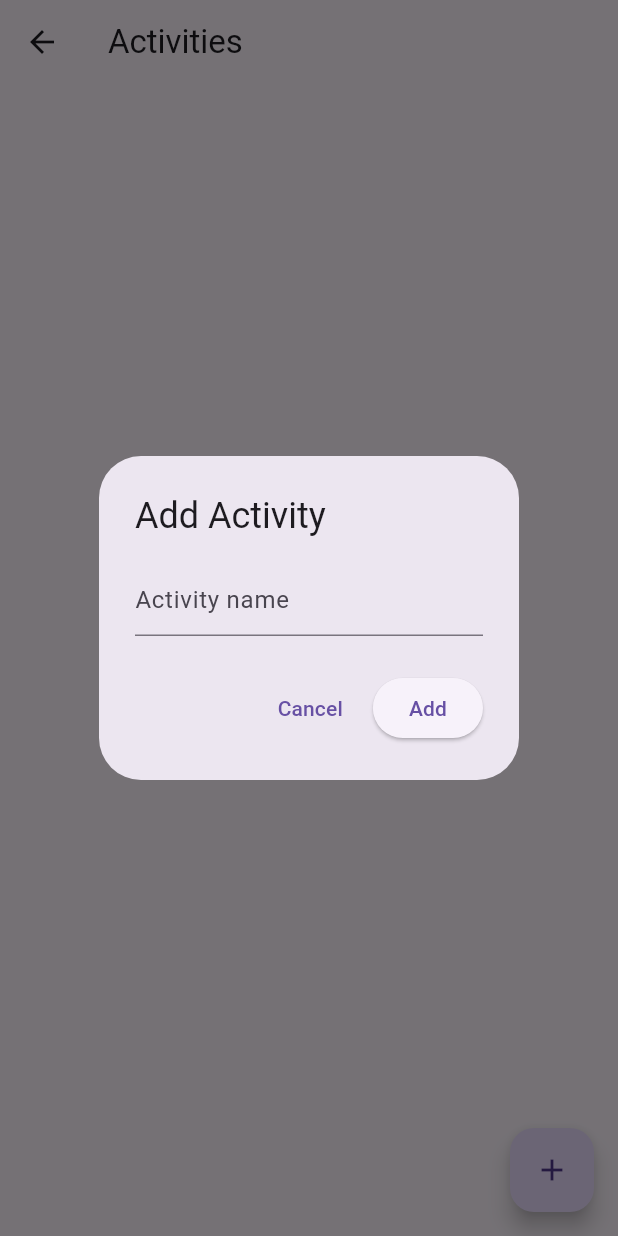
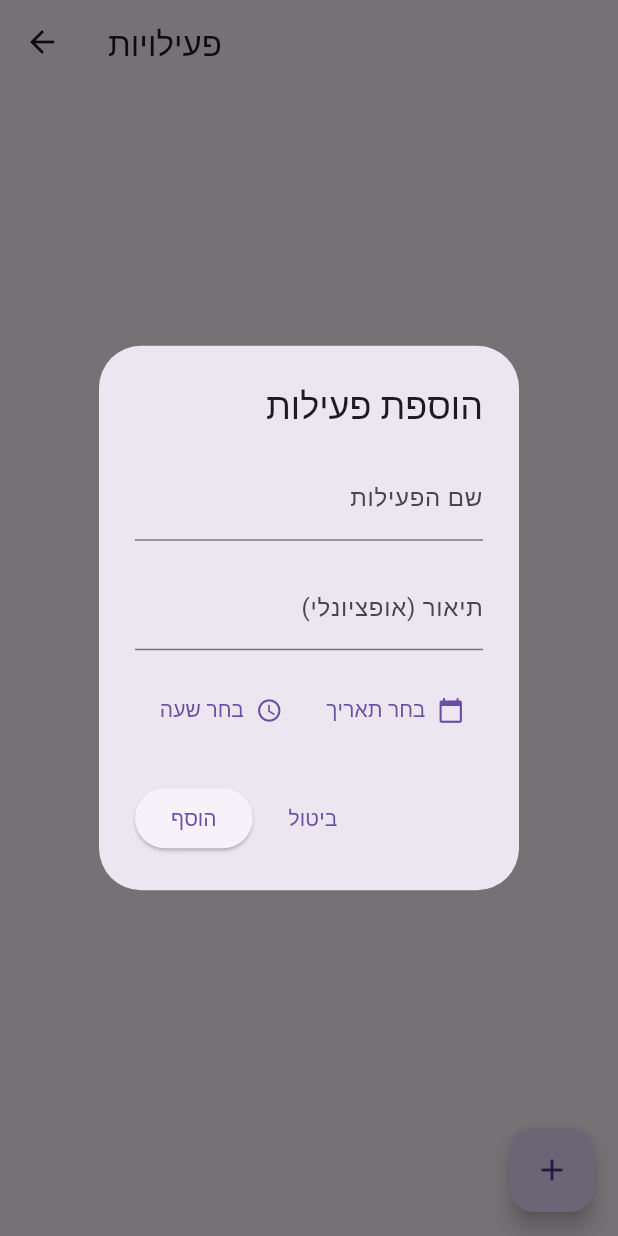
Before and after one commit to ZionAmar/mytrip_flutter_app, a Flutter app: the ActivitiesScreen screen opened by its route, after a tap on the "add" icon, on a phone screen of 412 x 824 dp. Run offline on Flutter 3.47's test engine with Material 3 defaults, Android fonts, the phone set to English and light mode, and no system bars; our stand-ins replace shared_preferences; accounts and stored records are empty.

Commit message:
Implement complete Activities screen

```diff
--- /dev/null
+++ b/lib/models/activity_model.dart
@@ -0,0 +1,40 @@
+import 'package:flutter/material.dart';
+
+class Activity {
+  String name;
+  String? description; // שדה אופציונלי
+  DateTime date;
+  TimeOfDay startTime;
+  bool isDone;
+
+  Activity({
+    required this.name,
+    this.description,
+    required this.date,
+    required this.startTime,
+    this.isDone = false, // ערך ברירת מחדל
+  });
+
+  // המרה מאובייקט ל-Map (כדי לשמור כ-JSON)
+  Map<String, dynamic> toJson() {
+    return {
+      'name': name,
+      'description': description,
+      'date': date.toIso8601String(), // המרת תאריך לטקסט
+      'startTime': '${startTime.hour}:${startTime.minute}', // המרת שעה לטקסט
+      'isDone': isDone,
+    };
+  }
+
+  // המרה מ-Map לאובייקט (כדי לקרוא מ-JSON)
+  factory Activity.fromJson(Map<String, dynamic> json) {
+    final timeParts = json['startTime'].split(':');
+    return Activity(
+      name: json['name'],
+      description: json['description'],
+      date: DateTime.parse(json['date']),
+      startTime: TimeOfDay(hour: int.parse(timeParts[0]), minute: int.parse(timeParts[1])),
+      isDone: json['isDone'],
+    );
+  }
+}
--- a/lib/screens/activities_screen.dart
+++ b/lib/screens/activities_screen.dart
@@ -1,6 +1,8 @@
 import 'package:flutter/material.dart';
+import 'package:intl/intl.dart' show DateFormat;
 import 'package:shared_preferences/shared_preferences.dart';
-import 'dart:convert'; // For encoding/decoding List<String>
+import 'dart:convert';
+import '../models/activity_model.dart';
 
 class ActivitiesScreen extends StatefulWidget {
   @override
@@ -8,72 +10,30 @@ class ActivitiesScreen extends StatefulWidget {
 }
 
 class _ActivitiesScreenState extends State<ActivitiesScreen> {
-  List<String> _activities = [];
-  final TextEditingController _controller = TextEditingController();
+  List<Activity> _activities = [];
 
   @override
   void initState() {
     super.initState();
-    _loadActivities(); // Load from local storage when screen opens
+    _loadActivities();
   }
 
-  // Load the activities from SharedPreferences
   Future<void> _loadActivities() async {
     final prefs = await SharedPreferences.getInstance();
-    final String? storedList = prefs.getString('activities');
-    if (storedList != null) {
+    final String? activitiesString = prefs.getString('activities_list');
+    if (activitiesString != null) {
+      final List<dynamic> jsonList = jsonDecode(activitiesString);
       setState(() {
-        _activities = List<String>.from(jsonDecode(storedList));
+        _activities = jsonList.map((jsonItem) => Activity.fromJson(jsonItem)).toList();
       });
     }
   }
 
-  // Save the activities to SharedPreferences
   Future<void> _saveActivities() async {
     final prefs = await SharedPreferences.getInstance();
-    await prefs.setString('activities', jsonEncode(_activities));
-  }
-
-  void _showActivityDialog({String? existingText, int? index}) {
-    _controller.text = existingText ?? '';
-
-    showDialog(
-      context: context,
-      builder:
-          (_) => AlertDialog(
-            title: Text(
-              existingText == null ? 'Add Activity' : 'Edit Activity',
-            ),
-            content: TextField(
-              controller: _controller,
-              decoration: InputDecoration(hintText: 'Activity name'),
-            ),
-            actions: [
-              TextButton(
-                onPressed: () => Navigator.pop(context),
-                child: Text('Cancel'),
-              ),
-              ElevatedButton(
-                onPressed: () {
-                  final text = _controller.text.trim();
-                  if (text.isNotEmpty) {
-                    setState(() {
-                      if (existingText == null) {
-                        _activities.add(text);
-                      } else {
-                        _activities[index!] = text;
-                      }
-                    });
-                    _saveActivities();
-                  }
-                  Navigator.pop(context);
-                  _controller.clear();
-                },
-                child: Text(existingText == null ? 'Add' : 'Save'),
-              ),
-            ],
-          ),
-    );
+    final List<Map<String, dynamic>> jsonList =
+    _activities.map((activity) => activity.toJson()).toList();
+    await prefs.setString('activities_list', jsonEncode(jsonList));
   }
 
   void _deleteActivity(int index) {
@@ -83,42 +43,181 @@ class _ActivitiesScreenState extends State<ActivitiesScreen> {
     _saveActivities();
   }
 
+  // --- UI and Dialog Logic ---
+
+// הדבק את הקוד המתוקן הזה במקום כל הפונקציה הקיימת של _showActivityDialog
+  void _showActivityDialog({Activity? existingActivity, int? index}) {
+    final _nameController = TextEditingController(text: existingActivity?.name);
+    final _descriptionController =
+    TextEditingController(text: existingActivity?.description);
+
+    DateTime? _selectedDate = existingActivity?.date;
+    TimeOfDay? _selectedTime = existingActivity?.startTime;
+
+    showDialog(
+      context: context,
+      builder: (_) {
+        return StatefulBuilder(
+          builder: (context, setDialogState) {
+            Future<void> _pickDate() async {
+              final DateTime? pickedDate = await showDatePicker(
+                context: context,
+                initialDate: _selectedDate ?? DateTime.now(),
+                firstDate: DateTime(2020),
+                lastDate: DateTime(2030),
+              );
+              if (pickedDate != null && pickedDate != _selectedDate) {
+                setDialogState(() {
+                  _selectedDate = pickedDate;
+                });
+              }
+            }
+
+            Future<void> _pickTime() async {
+              final TimeOfDay? pickedTime = await showTimePicker(
+                context: context,
+                initialTime: _selectedTime ?? TimeOfDay.now(),
+              );
+              if (pickedTime != null && pickedTime != _selectedTime) {
+                setDialogState(() {
+                  _selectedTime = pickedTime;
+                });
+              }
+            }
+
+            // התיקון נמצא כאן - עוטפים את התוכן ב-Directionality
+            return Directionality(
+              textDirection: TextDirection.rtl,
+              child: AlertDialog(
+                title: Text(existingActivity == null
+                    ? 'הוספת פעילות'
+                    : 'עריכת פעילות'),
+                content: SingleChildScrollView(
+                  child: Column(
+                    mainAxisSize: MainAxisSize.min,
+                    children: [
+                      TextField(
+                        controller: _nameController,
+                        decoration: InputDecoration(
+                          labelText: 'שם הפעילות',
+                          hintText: 'לדוגמה: ביקור במוזיאון',
+                        ),
+                        // אין צורך ב-textDirection כאן יותר
+                      ),
+                      SizedBox(height: 16),
+                      TextField(
+                        controller: _descriptionController,
+                        decoration: InputDecoration(
+                          labelText: 'תיאור (אופציונלי)',
+                          hintText: 'פרטים נוספים',
+                        ),
+                        // אין צורך ב-textDirection כאן יותר
+                      ),
+                      SizedBox(height: 16),
+                      Row(
+                        mainAxisAlignment: MainAxisAlignment.spaceAround,
+                        children: [
+                          TextButton.icon(
+                            icon: Icon(Icons.calendar_today),
+                            label: Text(_selectedDate == null
+                                ? 'בחר תאריך'
+                                : DateFormat('dd/MM/yyyy')
+                                .format(_selectedDate!)),
+                            onPressed: _pickDate,
+                          ),
+                          TextButton.icon(
+                            icon: Icon(Icons.access_time),
+                            label: Text(_selectedTime == null
+                                ? 'בחר שעה'
+                                : _selectedTime!.format(context)),
+                            onPressed: _pickTime,
+                          ),
+                        ],
+                      ),
+                    ],
+                  ),
+                ),
+                actions: [
+                  TextButton(
+                    onPressed: () => Navigator.pop(context),
+                    child: Text('ביטול'),
+                  ),
+                  ElevatedButton(
+                    onPressed: () {
+                      final name = _nameController.text.trim();
+                      if (name.isNotEmpty &&
+                          _selectedDate != null &&
+                          _selectedTime != null) {
+                        final newActivity = Activity(
+                          name: name,
+                          description: _descriptionController.text.trim(),
+                          date: _selectedDate!,
+                          startTime: _selectedTime!,
+                          isDone: existingActivity?.isDone ?? false,
+                        );
+
+                        setState(() {
+                          if (existingActivity == null) {
+                            _activities.add(newActivity);
+                          } else {
+                            _activities[index!] = newActivity;
+                          }
+                        });
+                        _saveActivities();
+                        Navigator.pop(context);
+                      }
+                    },
+                    child: Text(existingActivity == null ? 'הוסף' : 'שמור'),
+                  ),
+                ],
+              ),
+            );
+          },
+        );
+      },
+    );
+  }
+
   @override
   Widget build(BuildContext context) {
     return Scaffold(
-      appBar: AppBar(title: Text('Activities')),
-      body:
-          _activities.isEmpty
-              ? Center(child: Text('No activities yet. Tap + to add one.'))
+      appBar: AppBar(title: Text('פעילויות')),
+      body: _activities.isEmpty
+          ? Center(child: Text('אין פעילויות. לחץ על + להוספה.'))
           : ListView.builder(
         itemCount: _activities.length,
         itemBuilder: (context, index) {
-                  return ListTile(
-                    title: Text(_activities[index]),
-                    trailing: Row(
-                      mainAxisSize: MainAxisSize.min,
-                      children: [
-                        IconButton(
-                          icon: Icon(Icons.edit),
-                          onPressed:
-                              () => _showActivityDialog(
-                                existingText: _activities[index],
-                                index: index,
+          final activity = _activities[index];
+          // שימוש ב-CheckboxListTile לתצוגה נוחה
+          return CheckboxListTile(
+            title: Text(
+              activity.name,
+              style: TextStyle(
+                decoration: activity.isDone ? TextDecoration.lineThrough : null,
               ),
             ),
-                        IconButton(
+            subtitle: Text(
+              '${DateFormat('dd/MM/yyyy').format(activity.date)} - ${activity.startTime.format(context)}',
+            ),
+            value: activity.isDone,
+            onChanged: (bool? value) {
+              setState(() {
+                activity.isDone = value ?? false;
+              });
+              _saveActivities();
+            },
+            secondary: IconButton(
               icon: Icon(Icons.delete, color: Colors.red),
               onPressed: () => _deleteActivity(index),
             ),
-                      ],
-                    ),
+            controlAffinity: ListTileControlAffinity.leading,
           );
         },
       ),
       floatingActionButton: FloatingActionButton(
         onPressed: () => _showActivityDialog(),
         child: Icon(Icons.add),
-        tooltip: 'Add Activity',
+        tooltip: 'הוספת פעילות',
       ),
     );
   }
--- a/pubspec.yaml
+++ b/pubspec.yaml
@@ -31,6 +31,7 @@ dependencies:
   flutter:
     sdk: flutter
   shared_preferences: ^2.2.2  # or latest version from pub.dev
+  intl: ^0.19.0
 
 
 
```
Also changed, not shown: pubspec.lock, 2 other files. Lines whose indentation alone changed are shown as unchanged.
